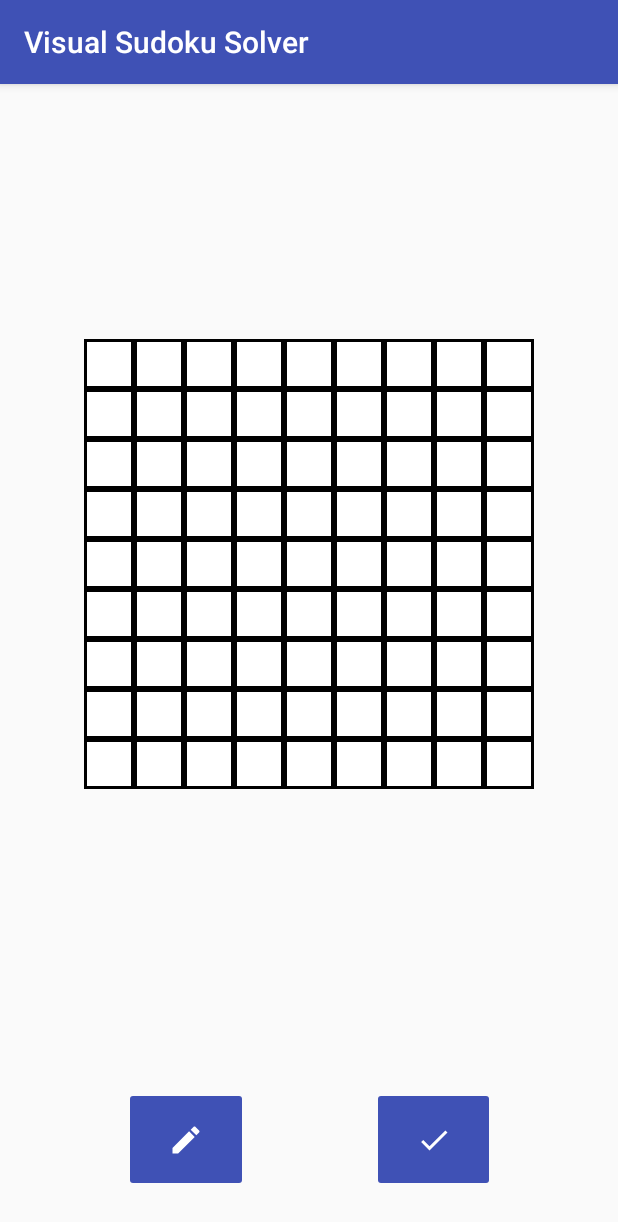
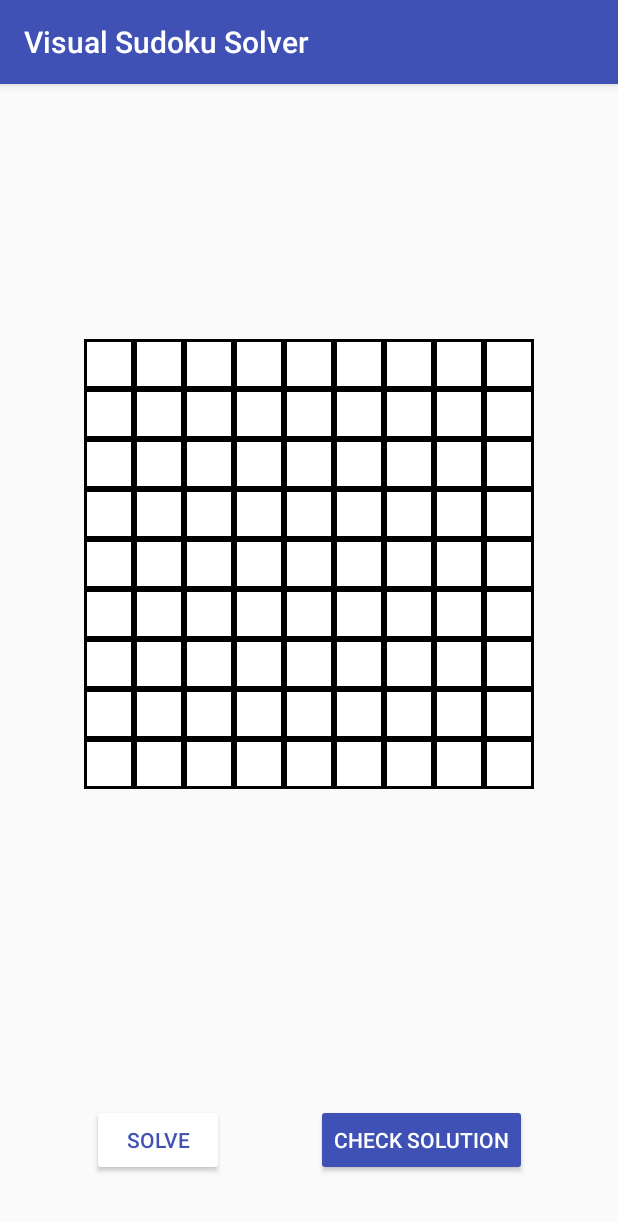
Before and after one commit to holgus103/VisualSudokuSolver, an Android app: the SolveByHand screen opened directly, with no data from a screen before it, on a phone screen of 412 x 824 dp. Shown: the top 1222 px of the screen. Run offline under Robolectric (Android 15) with nearby library versions, the phone set to English and light mode, and no system bars; libraries missing offline, so code that uses them is left out: org.opencv.android; 2 statements that could not run were skipped.

Commit message:
Android 7 compatibility issues resolved

```diff
--- a/app/src/main/AndroidManifest.xml
+++ b/app/src/main/AndroidManifest.xml
@@ -26,7 +26,6 @@
                 android:name="android.support.FILE_PROVIDER_PATHS"
                 android:resource="@xml/file_paths"></meta-data>
         </provider>
-
         <activity android:name=".MainActivity" android:screenOrientation="portrait">
             <intent-filter>
                 <action android:name="android.intent.action.MAIN" />
--- a/app/src/main/java/holgus103/visualsudokusolver/SolvedActivity.kt
+++ b/app/src/main/java/holgus103/visualsudokusolver/SolvedActivity.kt
@@ -17,8 +17,12 @@ import java.io.File
 import java.util.*
 import android.content.ContentValues
 import android.content.DialogInterface
+import android.media.MediaScannerConnection
 import android.provider.MediaStore
+import android.support.v4.content.FileProvider
 import android.widget.Toast
+import android.media.MediaScannerConnection.scanFile
+import android.net.Uri
 
 
 class SolvedActivity : SudokuReadyGridActivity() {
@@ -162,7 +166,7 @@ class SolvedActivity : SudokuReadyGridActivity() {
                 stream.close()
 
                 val values = ContentValues()
-
+                val uri =  FileProvider.getUriForFile(this, "holgus103.visualsudokusolver.fileprovider", file);
                 values.put(MediaStore.Images.Media.DATE_TAKEN, System.currentTimeMillis());
                 values.put(MediaStore.Images.Media.MIME_TYPE, "image/jpeg");
                 values.put(MediaStore.MediaColumns.DATA, file.absolutePath);
--- a/app/src/main/java/holgus103/visualsudokusolver/SudokuBaseActivity.kt
+++ b/app/src/main/java/holgus103/visualsudokusolver/SudokuBaseActivity.kt
@@ -83,6 +83,7 @@ abstract class SudokuBaseActivity : AppCompatActivity(), LoaderCallbackInterface
 
         const val REQUEST_IMAGE_CAPTURE = 1
         const val MODEL_PATH = "knn.xml";
+        const val PERMISSION_GRANTED = 1;
 
         // Used to load the 'native-lib' library on application startup.
     }
--- a/app/src/main/res/layout/activity_solve_by_hand.xml
+++ b/app/src/main/res/layout/activity_solve_by_hand.xml
@@ -27,14 +27,15 @@
             android:layout_height="match_parent">
         </LinearLayout>
 
-        <ImageButton
-            android:layout_weight="1"
+        <Button
             android:layout_gravity="center"
             android:onClick="solve"
-            android:backgroundTint="@color/colorPrimary"
-            android:layout_width="match_parent"
-            android:layout_height="70dp"
-            app:srcCompat="@drawable/ic_create_white_24dp" />
+            android:backgroundTint="@color/cellBackground"
+            android:layout_width="wrap_content"
+            android:layout_height="wrap_content"
+            android:text="@string/solve"
+            android:textColor="@color/colorPrimary"
+            />
 
 
         <LinearLayout
@@ -43,14 +44,14 @@
             android:layout_height="match_parent">
         </LinearLayout>
 
-        <ImageButton
-            android:layout_weight="1"
+        <Button
             android:layout_gravity="center"
-            android:layout_width="match_parent"
-            android:layout_height="70dp"
+            android:layout_width="wrap_content"
+            android:layout_height="wrap_content"
             android:backgroundTint="@color/colorPrimary"
             android:onClick="check"
-            app:srcCompat="@drawable/ic_check_white_24dp" />
+            android:text="@string/check_solution"
+            android:textColor="@color/cellBackground" />
 
 
         <LinearLayout
--- a/app/src/main/res/values/strings.xml
+++ b/app/src/main/res/values/strings.xml
@@ -16,4 +16,11 @@
     <string name="grid_error_msg">Something seems to be wrong! Please review the puzzle</string>
     <string name="model_url">https://raw.githubusercontent.com/holgus103/VisualSudokuSolver/master/models/knn.xml</string>
     <string name="action_settings">Settings</string>
+    <string name="solve_manually">Solve manually</string>
+    <string name="solve">Solve</string>
+    <string name="check_solution">Check solution</string>
+    <string name="authority">holgus103.visualsudokusolver.fileprovider</string>
+    <string name="no_sd">Please check SD card! Image shot is impossible!</string>
+    <string name="no_file">Can\'t create file to take picture!</string>
+    <string name="file_not_created">Could not create file</string>
 </resources>
--- a/build.gradle
+++ b/build.gradle
@@ -7,7 +7,7 @@ buildscript {
         jcenter()
     }
     dependencies {
-        classpath 'com.android.tools.build:gradle:3.1.2'
+        classpath 'com.android.tools.build:gradle:3.1.3'
         classpath "org.jetbrains.kotlin:kotlin-gradle-plugin:$kotlin_version"
 
         // NOTE: Do not place your application dependencies here; they belong
```
Also changed, not shown: app/src/main/java/holgus103/visualsudokusolver/MainActivity.kt (+32 -5 lines), app/src/main/res/layout/activity_solved.xml (+4 -4 lines), app/src/main/res/layout/activity_sudoku_edit.xml (+15 -13 lines).
